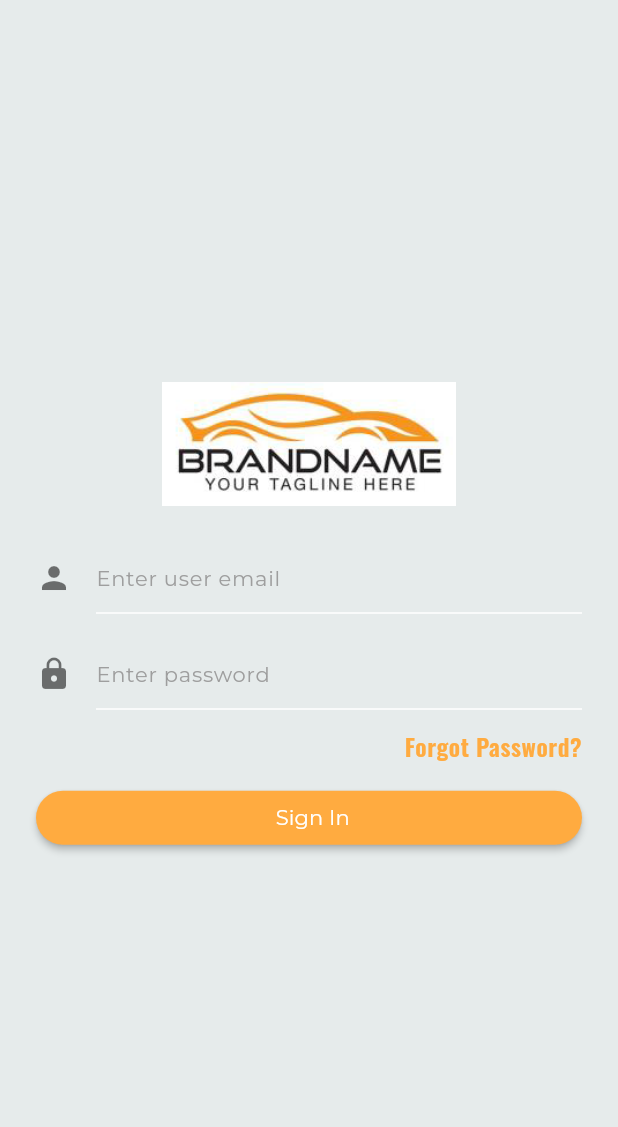
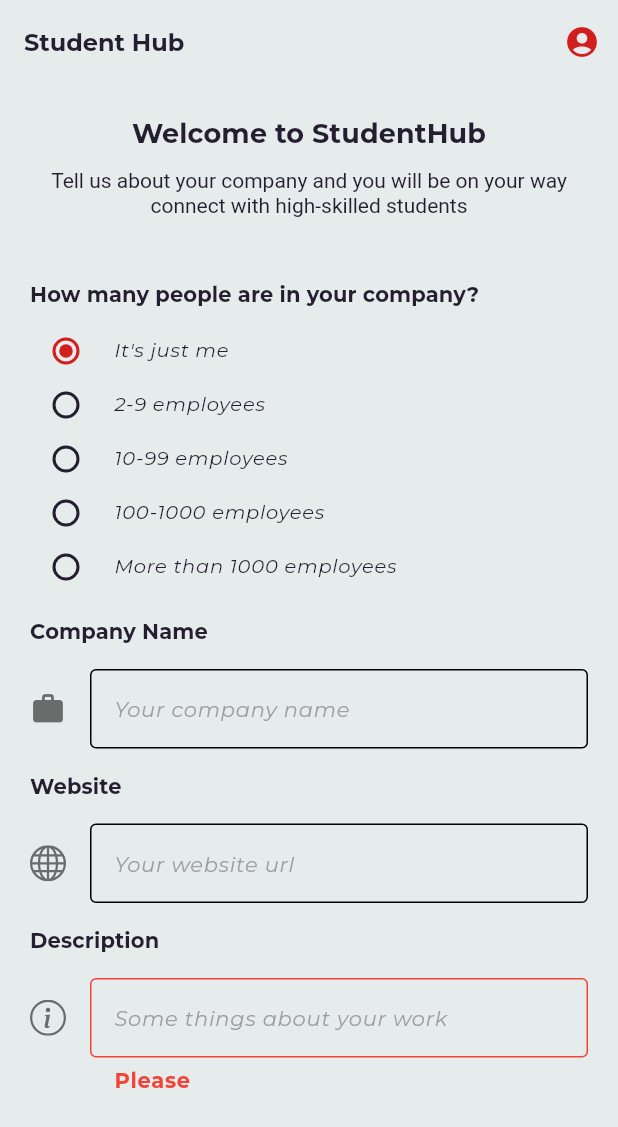
Before and after one commit to ledangkhoa11-4/StudentHub-AdvancedMobileDevelopment, a Flutter app: the screen it shows after launch, on a phone screen of 412 x 824 dp. Shown: the top 1127 px of the screen. Run offline on Flutter 3.47's test engine with Material 3 defaults, Android fonts, the phone set to English and light mode, and no system bars; our stand-ins replace another_flushbar, bootstrap_icons, dio, event_bus, flutter_mobx, get_it and 6 more; missing offline and left inert: material_dialog, text_area, xxtea; generated files the repository leaves out were written again; project files that could hold a hidden picture were left out.

Commit message:
Company new profile page

```diff
--- a/lib/constants/app_theme.dart
+++ b/lib/constants/app_theme.dart
@@ -98,15 +98,15 @@ class AppThemeData {
   static const _bold = FontWeight.w700;
 
   static final TextTheme _textTheme = TextTheme(
-    headline4: GoogleFonts.montserrat(fontWeight: _bold, fontSize: 20.0),
-    caption: GoogleFonts.oswald(fontWeight: _semiBold, fontSize: 16.0),
-    headline5: GoogleFonts.oswald(fontWeight: _medium, fontSize: 16.0),
-    subtitle1: GoogleFonts.montserrat(fontWeight: _medium, fontSize: 16.0),
-    overline: GoogleFonts.montserrat(fontWeight: _medium, fontSize: 12.0),
-    bodyText1: GoogleFonts.montserrat(fontWeight: _regular, fontSize: 14.0),
-    subtitle2: GoogleFonts.montserrat(fontWeight: _medium, fontSize: 14.0),
-    bodyText2: GoogleFonts.montserrat(fontWeight: _regular, fontSize: 16.0),
-    headline6: GoogleFonts.montserrat(fontWeight: _bold, fontSize: 16.0),
-    button: GoogleFonts.montserrat(fontWeight: _semiBold, fontSize: 14.0),
+    headlineMedium: GoogleFonts.montserrat(fontWeight: _bold, fontSize: 20.0),
+    bodySmall: GoogleFonts.montserrat(fontWeight: _semiBold, fontSize: 16.0),
+    headlineSmall: GoogleFonts.montserrat(fontWeight: _medium, fontSize: 16.0),
+    titleMedium: GoogleFonts.montserrat(fontWeight: _medium, fontSize: 16.0),
+    labelSmall: GoogleFonts.montserrat(fontWeight: _medium, fontSize: 12.0),
+    bodyLarge: GoogleFonts.montserrat(fontWeight: _regular, fontSize: 14.0),
+    titleSmall: GoogleFonts.montserrat(fontWeight: _medium, fontSize: 14.0),
+    bodyMedium: GoogleFonts.montserrat(fontWeight: _regular, fontSize: 16.0),
+    titleLarge: GoogleFonts.montserrat(fontWeight: _bold, fontSize: 16.0),
+    labelLarge: GoogleFonts.montserrat(fontWeight: _semiBold, fontSize: 14.0),
   );
 }
--- a/lib/core/widgets/textfield_widget.dart
+++ b/lib/core/widgets/textfield_widget.dart
@@ -29,15 +29,26 @@ class TextFieldWidget extends StatelessWidget {
         autofocus: autoFocus,
         textInputAction: inputAction,
         obscureText: this.isObscure,
-        maxLength: 25,
         keyboardType: this.inputType,
-        style: Theme.of(context).textTheme.bodyText1,
+        maxLines: this.inputType == TextInputType.multiline ? 5 : 1,
+        minLines: 1,
+        style: Theme.of(context).textTheme.bodyLarge,
         decoration: InputDecoration(
             hintText: this.hint,
-            hintStyle:
-                Theme.of(context).textTheme.bodyText1!.copyWith(color: hintColor),
-            errorText: errorText,
-            counterText: '',
+            hintStyle: Theme.of(context)
+                .textTheme
+                .bodyLarge!
+                .copyWith(color: hintColor),
+            errorStyle: Theme.of(context)
+                .textTheme
+                .bodyLarge!
+                .copyWith(color: Colors.red, fontWeight: FontWeight.bold),
+            counterText: null,
+            errorText: errorText != null && !errorText!.isEmpty ? errorText : null,
+            enabledBorder: OutlineInputBorder(borderSide: BorderSide()),
+            focusedBorder: OutlineInputBorder(borderSide: BorderSide()),
+            errorBorder:   OutlineInputBorder(borderSide: BorderSide(color: Colors.red)),
+            border:   OutlineInputBorder( borderSide: BorderSide(width: 1)),
             icon: this.isIcon ? Icon(this.icon, color: iconColor) : null),
       ),
     );
@@ -61,5 +72,4 @@ class TextFieldWidget extends StatelessWidget {
     this.autoFocus = false,
     this.inputAction,
   }) : super(key: key);
-
 }
--- /dev/null
+++ b/lib/presentation/app_bar/app_bar.dart
@@ -0,0 +1,29 @@
+
+import 'package:flutter/material.dart';
+
+class UserAppBar {
+
+
+  static PreferredSizeWidget buildAppBar(BuildContext context) {
+    return AppBar(
+      title: Text("Student Hub"),
+      actions: buildActions(context),
+    );
+  }
+  static List<Widget> buildActions(BuildContext context) {
+    return <Widget>[
+      buildSettingButton(),
+    ];
+  }
+
+   static Widget buildSettingButton() {
+    return IconButton(
+      onPressed: () {
+
+      },
+      icon: Icon(
+        Icons.account_circle_rounded,
+      ),
+    );
+  }
+}
--- a/lib/presentation/my_app.dart
+++ b/lib/presentation/my_app.dart
@@ -5,6 +5,7 @@ import 'package:boilerplate/presentation/home/store/language/language_store.dart
 import 'package:boilerplate/presentation/home/store/theme/theme_store.dart';
 import 'package:boilerplate/presentation/login/login.dart';
 import 'package:boilerplate/presentation/login/store/login_store.dart';
+import 'package:boilerplate/presentation/profile/company_new_profile.dart';
 import 'package:boilerplate/utils/locale/app_localization.dart';
 import 'package:boilerplate/utils/routes/routes.dart';
 import 'package:flutter/material.dart';
@@ -46,7 +47,7 @@ class MyApp extends StatelessWidget {
             // Built-in localization of basic text for Cupertino widgets
             GlobalCupertinoLocalizations.delegate,
           ],
-          home: _userStore.isLoggedIn ? HomeScreen() : LoginScreen(),
+          home: CompanyNewProfile(),
         );
       },
     );
--- /dev/null
+++ b/lib/presentation/profile/company_new_profile.dart
@@ -0,0 +1,52 @@
+import 'package:boilerplate/presentation/app_bar/app_bar.dart';
+import 'package:boilerplate/presentation/profile/company_profile_form.dart';
+import 'package:flutter/material.dart';
+import 'package:flutter/rendering.dart';
+import 'package:google_fonts/google_fonts.dart';
+
+class CompanyNewProfile extends StatefulWidget {
+  @override
+  State<CompanyNewProfile> createState() => _CompanyNewProfileState();
+}
+
+class _CompanyNewProfileState extends State<CompanyNewProfile> {
+  @override
+  Widget build(BuildContext context) {
+    // TODO: implement build
+    return Scaffold(
+      appBar: UserAppBar.buildAppBar(context),
+      body: SingleChildScrollView(
+        scrollDirection: Axis.vertical,
+        child: Padding(
+          padding: const EdgeInsets.only(left: 20, right: 20),
+          child: Column(
+            mainAxisSize: MainAxisSize.max,
+            crossAxisAlignment: CrossAxisAlignment.stretch,
+            mainAxisAlignment: MainAxisAlignment.start,
+            children: [
+              SizedBox(height: 20),
+              Center(
+                  child: Text(
+                "Welcome to StudentHub",
+                style: Theme.of(context)
+                    .textTheme
+                    .labelLarge
+                    ?.copyWith(fontSize: 18),
+              )),
+              SizedBox(height: 10),
+              Center(
+                  child: Text(
+                      "Tell us about your company and you will be on your way connect with high-skilled students",
+                      textAlign: TextAlign.center,
+                      style: Theme.of(context)
+                          .textTheme
+                          .displaySmall
+                          ?.copyWith(fontSize: 14))),
+              CompanyProfileForm()
+            ],
+          ),
+        ),
+      ),
+    );
+  }
+}
--- /dev/null
+++ b/lib/presentation/profile/company_profile_form.dart
@@ -0,0 +1,124 @@
+import 'package:boilerplate/core/widgets/textfield_widget.dart';
+import 'package:boilerplate/di/service_locator.dart';
+import 'package:boilerplate/presentation/home/store/theme/theme_store.dart';
+import 'package:bootstrap_icons/bootstrap_icons.dart';
+import 'package:flutter/material.dart';
+import 'package:text_area/text_area.dart';
+
+List<String> options = [
+  "It's just me",
+  "2-9 employees",
+  "10-99 employees",
+  "100-1000 employees",
+  "More than 1000 employees"
+];
+
+class CompanyProfileForm extends StatefulWidget {
+  @override
+  State<CompanyProfileForm> createState() => _CompanyProfileFormState();
+}
+
+class _CompanyProfileFormState extends State<CompanyProfileForm> {
+  final ThemeStore _themeStore = getIt<ThemeStore>();
+  final TextEditingController _companyNameController = TextEditingController();
+  final TextEditingController _websiteController = TextEditingController();
+  final TextEditingController _descController = TextEditingController();
+
+  String currentOption = options[0];
+
+  @override
+  Widget build(BuildContext context) {
+    return Column(
+      mainAxisSize: MainAxisSize.max,
+      crossAxisAlignment: CrossAxisAlignment.stretch,
+      mainAxisAlignment: MainAxisAlignment.start,
+      children: [
+        SizedBox(
+          height: 40,
+        ),
+        Text(
+          "How many people are in your company?",
+          style: Theme.of(context).textTheme.labelLarge,
+        ),
+        SizedBox(
+          height: 10,
+        ),
+        for (var option in options)
+          InkWell(
+            onTap: () {
+              setState(() {
+                currentOption = option;
+              });
+            },
+            child: ListTile(
+              contentPadding: EdgeInsets.zero,
+              dense: true,
+              visualDensity: VisualDensity(horizontal: -4, vertical: -4),
+              title: Text(option),
+              leading: Radio(
+                value: option,
+                groupValue: currentOption,
+                onChanged: ((value) {
+                  setState(() {
+                    currentOption = value.toString();
+                  });
+                }),
+              ),
+            ),
+          ),
+        SizedBox(
+          height: 15,
+        ),
+        Text(
+          "Company Name",
+          style: Theme.of(context).textTheme.labelLarge,
+        ),
+        TextFieldWidget(
+          hint: "Your company name",
+          padding: EdgeInsets.only(top: 15, bottom: 15),
+          icon: Icons.work,
+          iconColor: _themeStore.darkMode ? Colors.white70 : Colors.black54,
+          textController: _companyNameController,
+          // focusNode: _passwordFocusNode,
+          errorText: "",
+          onChanged: (value) {
+            // _formStore.setPassword(_passwordController.text);
+          },
+        ),
+        Text(
+          "Website",
+          style: Theme.of(context).textTheme.labelLarge,
+        ),
+        TextFieldWidget(
+          hint: "Your website url",
+          padding: EdgeInsets.only(top: 15, bottom: 15),
+          icon: BootstrapIcons.globe,
+          iconColor: _themeStore.darkMode ? Colors.white70 : Colors.black54,
+          textController: _websiteController,
+          // focusNode: _passwordFocusNode,
+          errorText: "",
+          onChanged: (value) {
+            // _formStore.setPassword(_passwordController.text);
+          },
+        ),
+        Text(
+          "Description",
+          style: Theme.of(context).textTheme.labelLarge,
+        ),
+        TextFieldWidget(
+          hint: "Some things about your work",
+          inputType: TextInputType.multiline,
+          padding: EdgeInsets.only(top: 15, bottom: 15),
+          icon: BootstrapIcons.info_circle,
+          iconColor: _themeStore.darkMode ? Colors.white70 : Colors.black54,
+          textController: _websiteController,
+          // focusNode: _passwordFocusNode,
+          errorText: "Please",
+          onChanged: (value) {
+            // _formStore.setPassword(_passwordController.text);
+          },
+        ),
+      ],
+    );
+  }
+}
```
Also changed, not shown: pubspec.yaml (+6 -4 lines), assets/fonts/Montserrat-Bold.ttf (added), assets/fonts/Montserrat-Italic.ttf (added), assets/fonts/Montserrat-Regular.ttf (added).
